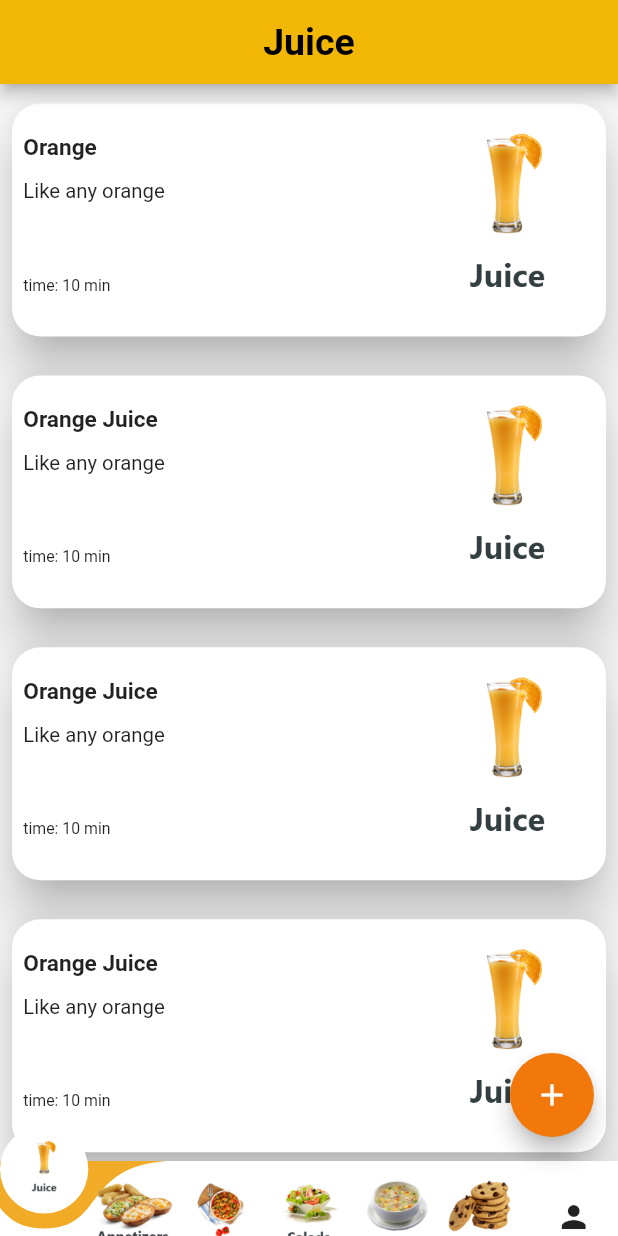
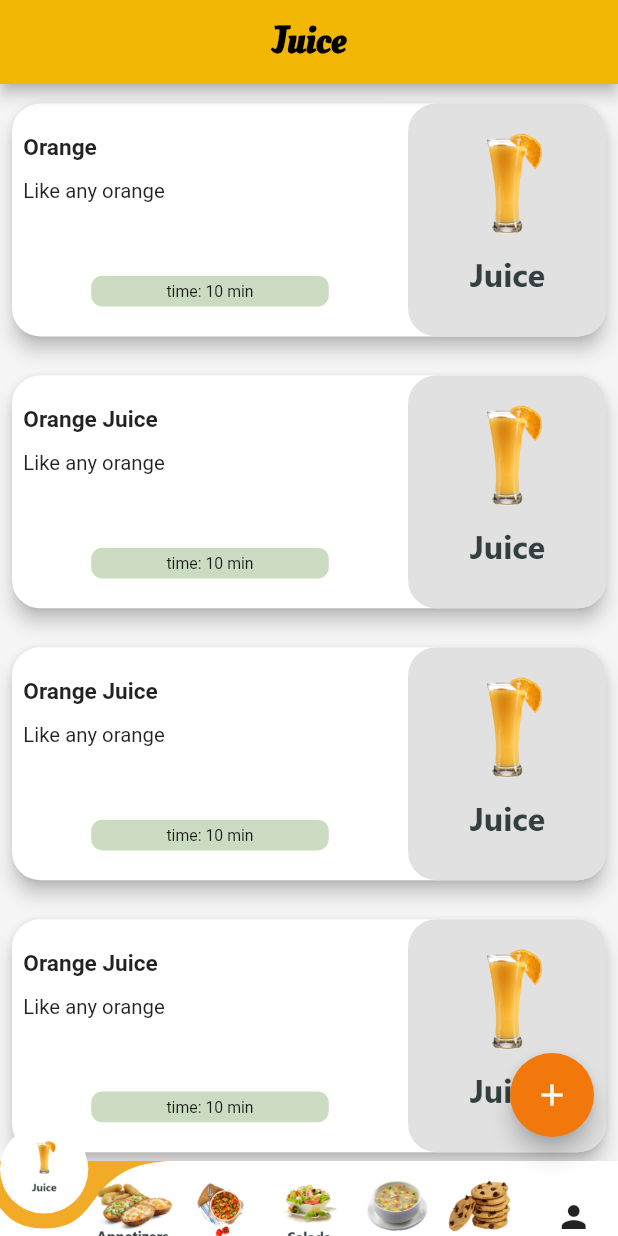
Before and after one commit to Ibrahimhef/swe444, a Flutter app: the screen it shows once a user with an empty profile is signed in, on a phone screen of 412 x 824 dp. Run offline on Flutter 3.47's test engine with Material 2 defaults, Android fonts, the phone set to English and light mode, and no system bars; drawn by our look-alikes of auto_size_text, curved_navigation_bar; our stand-ins replace animated_splash_screen, cloud_firestore, device_preview, firebase_auth, google_sign_in; accounts and stored records are empty.

Commit message:
Some toches on the list interface

```diff
--- a/lib/List_info.dart
+++ b/lib/List_info.dart
@@ -35,7 +35,7 @@ class listInfo extends State<ListInfo> {
                   child: Material(
                     // color: color[random.nextInt(9)],
                     color: Colors.white,
-                    elevation: 14.0,
+                    elevation: 5.0,
                     borderRadius: BorderRadius.circular(25.0),
                     child: Row(
                       mainAxisAlignment: MainAxisAlignment.center,
@@ -68,18 +68,31 @@ class listInfo extends State<ListInfo> {
                                     maxLines: 4,
                                   )),
 
-                              Container(
+                              Center(
+                                child: Container(
                                   width: (weidth * 0.85) * 0.6,
                                   height: (height * 0.22) * 0.15,
-                                  child: Text(
-                                    "time: " + ListOfRecipeces[index].time,
-                                  )),
+                                  decoration: BoxDecoration(
+                                    color: Color(0xffCBDCC3),
+                                    borderRadius: BorderRadius.circular(10.0),
+                                  ),
+                                  child: Center(
+                                    child: Text(
+                                      "time: " + ListOfRecipeces[index].time,
+                                    ),
+                                  ),
+                                ),
+                              ),
                             ],
                           ),
                         ),
                         Container(
                           width: (weidth * 0.85) * 0.5,
                           height: height * 0.25,
+                          decoration: BoxDecoration(
+                            color: Color(0xffE1E1E1),
+                            borderRadius: BorderRadius.circular(25.0),
+                          ),
                           child: Image(
                             //image Path
                             image: AssetImage(ListOfRecipeces[index].path),
--- a/lib/SubCategories.dart
+++ b/lib/SubCategories.dart
@@ -777,7 +777,11 @@ class catogory extends State<Catogory> {
       ),
       floatingActionButton: FloatingActionButton(
         onPressed: () {
-          Navigator.push(context, new MaterialPageRoute(builder: (context) => new AddPage(weidth: weidth, height: height)));
+          Navigator.push(
+              context,
+              new MaterialPageRoute(
+                  builder: (context) =>
+                      new AddPage(weidth: weidth, height: height)));
         },
         backgroundColor: Color(0xfff2780c),
         child: Icon(Icons.add),
@@ -787,14 +791,19 @@ class catogory extends State<Catogory> {
           child: Text(
             cat1[category],
             style: TextStyle(
-                color: Colors.black, fontSize: 25, fontWeight: FontWeight.bold),
+                color: Colors.black,
+                fontSize: 25,
+                fontWeight: FontWeight.bold,
+                fontFamily: 'OleoScript'),
           ),
         ),
         backgroundColor: Color(0xfff2b705),
         // elevation: 0,
         // bottomOpacity: 0,
       ),
-      body: Container(child: ListInfo(ListOfCurrentCateogry, weidth, height)),
+      body: Container(
+        child: ListInfo(ListOfCurrentCateogry, weidth, height),
+      ),
     );
   }
 }
```
Lines whose indentation alone changed are shown as unchanged.
